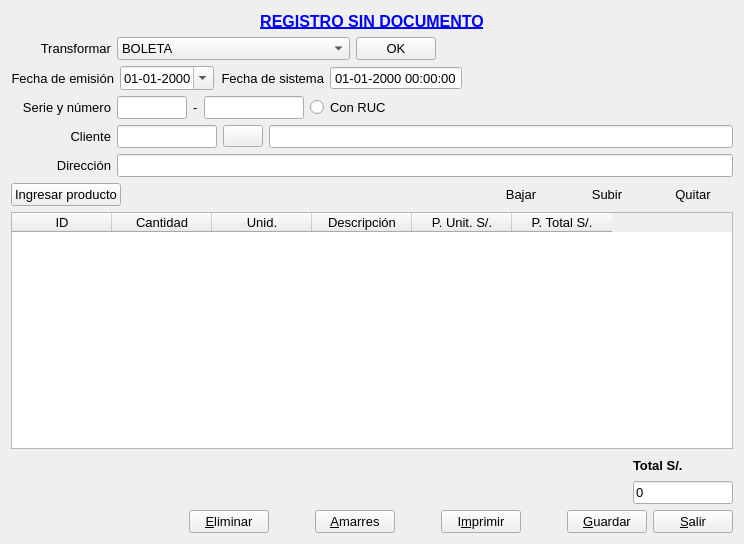
Old version of the form Facturacion/ventaregistrosindoc.ui in the repository radtek/manager.
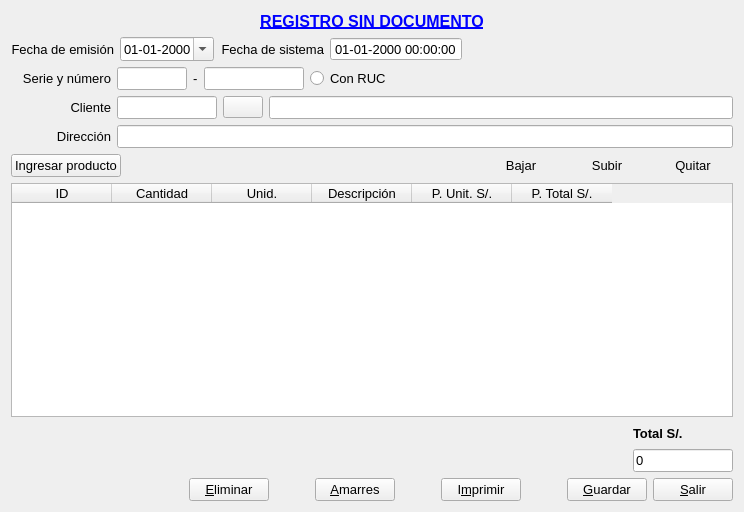
New version of the form. Icons and pictures are not drawn.

What changed in the file:
```diff
--- a/Facturacion/ventaregistrosindoc.ui
+++ b/Facturacion/ventaregistrosindoc.ui
@@ -7,7 +7,7 @@
     <x>0</x>
     <y>0</y>
     <width>744</width>
-    <height>544</height>
+    <height>512</height>
    </rect>
   </property>
   <property name="minimumSize">
@@ -77,86 +77,6 @@
      </item>
     </layout>
    </item>
-   <item>
-    <layout class="QHBoxLayout" name="horizontalLayout_4">
-     <item>
-      <widget class="QLabel" name="label_transformar">
-       <property name="minimumSize">
-        <size>
-         <width>100</width>
-         <height>0</height>
-        </size>
-       </property>
-       <property name="font">
-        <font>
-         <pointsize>10</pointsize>
-        </font>
-       </property>
-       <property name="text">
-        <string>Transformar</string>
-       </property>
-       <property name="alignment">
-        <set>Qt::AlignRight|Qt::AlignTrailing|Qt::AlignVCenter</set>
-       </property>
-      </widget>
-     </item>
-     <item>
-      <widget class="QComboBox" name="comboBox_transformar">
-       <property name="font">
-        <font>
-         <pointsize>10</pointsize>
-        </font>
-       </property>
-       <property name="currentIndex">
-        <number>0</number>
-       </property>
-       <property name="sizeAdjustPolicy">
-        <enum>QComboBox::AdjustToContents</enum>
-       </property>
-       <item>
-        <property name="text">
-         <string>BOLETA</string>
-        </property>
-       </item>
-       <item>
-        <property name="text">
-         <string>FACTURA</string>
-        </property>
-       </item>
-       <item>
-        <property name="text">
-         <string>GUIA DE REMISION REMITENTE</string>
-        </property>
-       </item>
-      </widget>
-     </item>
-     <item>
-      <widget class="QPushButton" name="pushButton_transformar">
-       <property name="font">
-        <font>
-         <pointsize>10</pointsize>
-        </font>
-       </property>
-       <property name="text">
-        <string>OK</string>
-       </property>
-      </widget>
-     </item>
-     <item>
-      <spacer name="horizontalSpacer_10">
-       <property name="orientation">
-        <enum>Qt::Horizontal</enum>
-       </property>
-       <property name="sizeHint" stdset="0">
-        <size>
-         <width>40</width>
-         <height>20</height>
-        </size>
-       </property>
-      </spacer>
-     </item>
-    </layout>
-   </item>
    <item>
     <layout class="QHBoxLayout" name="horizontalLayout_2">
      <item>
```
Left out of the diff: 30 changed lines with no effect on the pictures.
